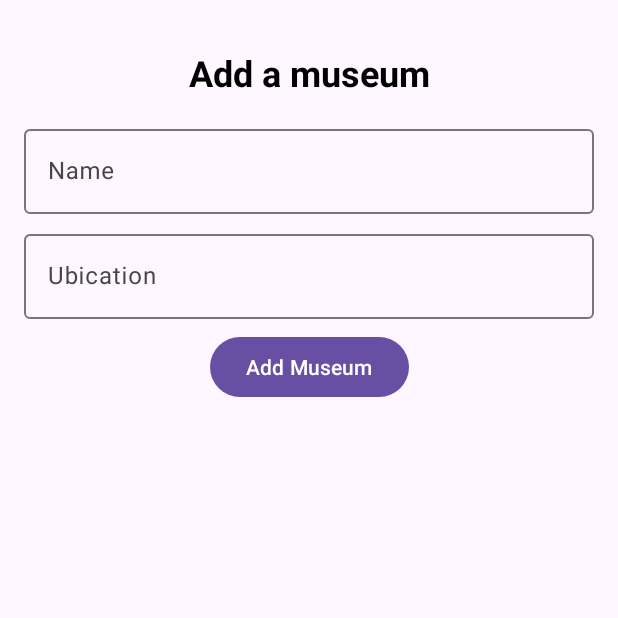
After one commit to EnriqueHuezo/parcialMoviles, an Android app: the AddMuseum screen opened through its navigation route, on a phone screen of 412 x 824 dp, the top half of it. The commit adds this screen. Run offline under Robolectric (Android 15) with nearby library versions, the phone set to English and light mode, and no system bars; our stand-ins replace data binding.

Commit message:
:white_check_mark: Elaboracion de vistas

```diff
--- a/app/src/main/AndroidManifest.xml
+++ b/app/src/main/AndroidManifest.xml
@@ -3,6 +3,7 @@
     xmlns:tools="http://schemas.android.com/tools">
 
     <application
+        android:name=".ui.MuseumReviewerApplication"
         android:allowBackup="true"
         android:dataExtractionRules="@xml/data_extraction_rules"
         android:fullBackupContent="@xml/backup_rules"
--- /dev/null
+++ b/app/src/main/java/com/enrique/museum/ui/addmuseum/AddMuseum.kt
@@ -0,0 +1,58 @@
+package com.enrique.museum.ui.addmuseum
+
+import android.os.Bundle
+import android.util.Log
+import androidx.fragment.app.Fragment
+import android.view.LayoutInflater
+import android.view.View
+import android.view.ViewGroup
+import androidx.fragment.app.activityViewModels
+import androidx.navigation.fragment.findNavController
+import com.enrique.museum.databinding.FragmentAddMuseumBinding
+import com.enrique.museum.ui.viewmodel.MuseumViewModel
+
+class AddMuseum : Fragment() {
+
+    private val museumViewModel: MuseumViewModel by activityViewModels {
+        MuseumViewModel.Factory
+    }
+
+    private lateinit var binding: FragmentAddMuseumBinding
+
+    override fun onCreateView(
+        inflater: LayoutInflater, container: ViewGroup?,
+        savedInstanceState: Bundle?
+    ): View? {
+        binding = FragmentAddMuseumBinding.inflate(inflater, container, false)
+        return binding.root
+    }
+
+    override fun onViewCreated(view: View, savedInstanceState: Bundle?) {
+        super.onViewCreated(view, savedInstanceState)
+        setViewModel()
+        observeStatus()
+    }
+
+    private fun setViewModel() {
+        binding.viewmodel = museumViewModel
+    }
+
+    private fun observeStatus() {
+        museumViewModel.status.observe(viewLifecycleOwner) {status ->
+            when {
+                status.equals(MuseumViewModel.SOMETHING_WRONG) -> {
+                    Log.d("peto papito", status)
+                    museumViewModel.clearStatus()
+                }
+                status.equals(MuseumViewModel.MUSEUM_CREATED) -> {
+                    Log.d("se creo papito", status)
+                    Log.d("te creo esto: ", museumViewModel.getMuseums().toString())
+
+                    museumViewModel.clearStatus()
+                    findNavController().popBackStack()
+                }
+            }
+        }
+    }
+
+}
--- /dev/null
+++ b/app/src/main/java/com/enrique/museum/ui/listmuseum/ListMuseum.kt
@@ -0,0 +1,48 @@
+package com.enrique.museum.ui.listmuseum
+
+import android.os.Bundle
+import androidx.fragment.app.Fragment
+import android.view.LayoutInflater
+import android.view.View
+import android.view.ViewGroup
+import androidx.fragment.app.activityViewModels
+import androidx.navigation.findNavController
+import androidx.navigation.fragment.findNavController
+import com.enrique.museum.R
+import com.enrique.museum.data.model.MuseumModel
+import com.enrique.museum.databinding.FragmentAddMuseumBinding
+import com.enrique.museum.databinding.FragmentListMuseumBinding
+import com.enrique.museum.ui.viewmodel.MuseumViewModel
+
+class ListMuseum : Fragment() {
+
+    private val museumViewModel: MuseumViewModel by activityViewModels {
+        MuseumViewModel.Factory
+    }
+
+    private lateinit var binding: FragmentListMuseumBinding
+
+    override fun onCreateView(
+        inflater: LayoutInflater, container: ViewGroup?,
+        savedInstanceState: Bundle?
+    ): View? {
+        binding = FragmentListMuseumBinding.inflate(inflater, container, false)
+        return binding.root
+    }
+
+    override fun onViewCreated(view: View, savedInstanceState: Bundle?) {
+        super.onViewCreated(view, savedInstanceState)
+
+        binding.floatingActionButton.setOnClickListener {
+            museumViewModel.clearData()
+            it.findNavController().navigate(R.id.action_listMuseum_to_addMuseum)
+        }
+    }
+
+    private fun showSelectedItem(museum: MuseumModel) {
+        museumViewModel.setSelectedMuseum(museum)
+        findNavController().navigate(R.id.action_listMuseum_to_infoMuseum)
+    }
+
+
+}
--- /dev/null
+++ b/app/src/main/res/drawable/ic_plus_24.xml
@@ -0,0 +1,5 @@
+<vector android:height="24dp" android:tint="#FFFEFE"
+    android:viewportHeight="24" android:viewportWidth="24"
+    android:width="24dp" xmlns:android="http://schemas.android.com/apk/res/android">
+    <path android:fillColor="@android:color/white" android:pathData="M19,13h-6v6h-2v-6H5v-2h6V5h2v6h6v2z"/>
+</vector>
--- a/app/src/main/res/layout/activity_main.xml
+++ b/app/src/main/res/layout/activity_main.xml
@@ -7,4 +7,12 @@
     tools:context=".MainActivity">
 
 
+    <androidx.fragment.app.FragmentContainerView
+        android:id="@+id/fragmentContainerView"
+        android:name="androidx.navigation.fragment.NavHostFragment"
+        android:layout_width="match_parent"
+        android:layout_height="match_parent"
+        app:defaultNavHost="true"
+        app:navGraph="@navigation/nav_graph"/>
+
 </androidx.constraintlayout.widget.ConstraintLayout>
--- /dev/null
+++ b/app/src/main/res/layout/fragment_add_museum.xml
@@ -0,0 +1,79 @@
+<?xml version="1.0" encoding="utf-8"?>
+
+<layout
+    xmlns:android="http://schemas.android.com/apk/res/android"
+    xmlns:app="http://schemas.android.com/apk/res-auto"
+    xmlns:tools="http://schemas.android.com/tools">
+    <data>
+        <variable
+            name="viewmodel"
+            type="com.enrique.museum.ui.viewmodel.MuseumViewModel" />
+    </data>
+
+    <androidx.constraintlayout.widget.ConstraintLayout
+        android:layout_width="match_parent"
+        android:layout_height="match_parent"
+        tools:context=".ui.addmuseum.AddMuseum"
+        android:padding="@dimen/medium_gap">
+
+
+        <TextView
+            android:id="@+id/textView"
+            android:layout_width="match_parent"
+            android:layout_height="wrap_content"
+            android:text="@string/add_museum_title_text_view"
+            android:textAlignment="center"
+            android:textColor="@color/black"
+            android:textStyle="bold"
+            android:textSize="@dimen/title_text_size"
+            android:layout_marginTop="@dimen/medium_gap"
+            android:layout_marginBottom="@dimen/medium_gap"
+            app:layout_constraintBottom_toTopOf="@+id/textField_name"
+            app:layout_constraintTop_toTopOf="parent"/>
+
+        <com.google.android.material.textfield.TextInputLayout
+            android:id="@+id/textField_name"
+            android:layout_width="match_parent"
+            android:layout_height="wrap_content"
+            android:hint="@string/name_hint_input_text"
+            app:layout_constraintBottom_toTopOf="@+id/textField_ubication"
+            app:layout_constraintTop_toBottomOf="@+id/textView">
+
+            <com.google.android.material.textfield.TextInputEditText
+                android:id="@+id/name_input_text"
+                android:text="@={viewmodel.name}"
+                android:layout_width="match_parent"
+                android:layout_height="wrap_content" />
+
+        </com.google.android.material.textfield.TextInputLayout>
+
+        <com.google.android.material.textfield.TextInputLayout
+            android:id="@+id/textField_ubication"
+            android:layout_width="match_parent"
+            android:layout_height="wrap_content"
+            android:layout_marginTop="@dimen/small_gap"
+            android:hint="@string/ubication_hint_input_text"
+            app:layout_constraintBottom_toTopOf="@+id/button"
+            app:layout_constraintTop_toBottomOf="@+id/textField_name">
+
+            <com.google.android.material.textfield.TextInputEditText
+                android:id="@+id/ubication_input_text"
+                android:text="@={viewmodel.ubication}"
+                android:layout_width="match_parent"
+                android:layout_height="wrap_content" />
+
+        </com.google.android.material.textfield.TextInputLayout>
+
+        <Button
+            android:id="@+id/button"
+            android:onClick="@{() -> viewmodel.createMuseum()}"
+            android:layout_width="wrap_content"
+            android:layout_height="wrap_content"
+            android:layout_marginTop="@dimen/small_gap"
+            android:text="@string/add_museum_button_text"
+            app:layout_constraintEnd_toEndOf="parent"
+            app:layout_constraintStart_toStartOf="parent"
+            app:layout_constraintTop_toBottomOf="@+id/textField_ubication" />
+    </androidx.constraintlayout.widget.ConstraintLayout>
+
+</layout>
--- /dev/null
+++ b/app/src/main/res/navigation/nav_graph.xml
@@ -0,0 +1,26 @@
+<?xml version="1.0" encoding="utf-8"?>
+<navigation xmlns:android="http://schemas.android.com/apk/res/android"
+    xmlns:app="http://schemas.android.com/apk/res-auto"
+    android:id="@+id/nav_graph"
+    app:startDestination="@id/listMuseum">
+
+    <fragment
+        android:id="@+id/listMuseum"
+        android:name="com.enrique.museum.ui.listmuseum.ListMuseum"
+        android:label="ListMuseum" >
+        <action
+            android:id="@+id/action_listMuseum_to_addMuseum"
+            app:destination="@id/addMuseum" />
+        <action
+            android:id="@+id/action_listMuseum_to_infoMuseum"
+            app:destination="@id/infoMuseum" />
+    </fragment>
+    <fragment
+        android:id="@+id/addMuseum"
+        android:name="com.enrique.museum.ui.addmuseum.AddMuseum"
+        android:label="AddMuseum" />
+    <fragment
+        android:id="@+id/infoMuseum"
+        android:name="com.enrique.museum.ui.informationmuseum.InfoMuseum"
+        android:label="InfoMuseum" />
+</navigation>
--- /dev/null
+++ b/app/src/main/res/values/dimens.xml
@@ -0,0 +1,6 @@
+<?xml version="1.0" encoding="utf-8"?>
+<resources>
+    <dimen name="medium_gap">16dp</dimen>
+    <dimen name="title_text_size">24sp</dimen>
+    <dimen name="small_gap">8dp</dimen>
+</resources>
--- a/app/src/main/res/values/strings.xml
+++ b/app/src/main/res/values/strings.xml
@@ -1,3 +1,12 @@
 <resources>
     <string name="app_name">appMuseum</string>
+    <!-- TODO: Remove or change this placeholder text -->
+    <string name="hello_blank_fragment">Hello blank fragment</string>
+    <string name="name_hint_input_text">Name</string>
+    <string name="ubication_hint_input_text">Ubication</string>
+    <string name="add_museum_button_text">Add Museum</string>
+    <string name="add_museum_title_text_view">Add a museum</string>
+    <string name="museum_information_title_text_view">Museum information</string>
+    <string name="floating_button_description">floating_button</string>
+    <string name="list_of_museums_text_view">List of museums</string>
 </resources>
```
Also changed, not shown: app/src/main/java/com/enrique/museum/ui/informationmuseum/InfoMuseum.kt (added, +40 -0 lines), app/src/main/res/layout/fragment_info_museum.xml (added, +52 -0 lines), app/src/main/res/layout/fragment_list_museum.xml (added, +62 -0 lines), app/src/main/res/layout/museum_item.xml (added, +39 -0 lines).
